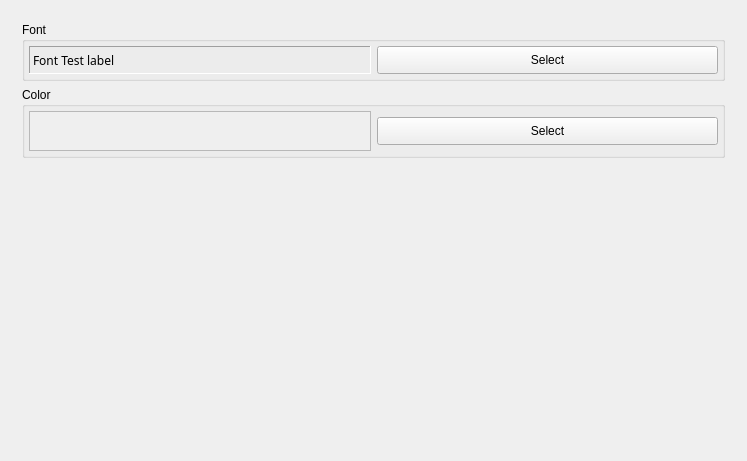
This is source/VIEW/DIALOGS/stageSettings.ui in BALL-Project/ball as Qt 5 draws it before an edit. The edited form follows.
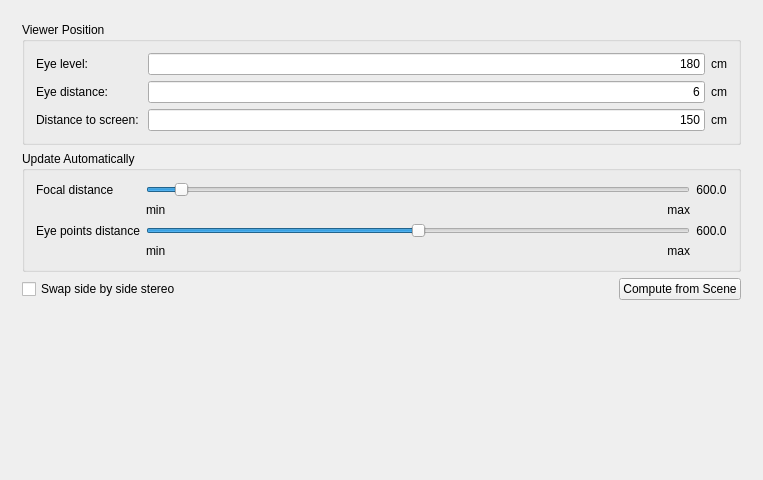
This is the edited form. The open tabs and pages were chosen to show the change. Custom widgets are drawn as their Qt base class.

Commit message: [VIEW] Remove broken and unused font settings from StageSettings

Patch:
```diff
--- a/source/VIEW/DIALOGS/stageSettings.ui
+++ b/source/VIEW/DIALOGS/stageSettings.ui
@@ -6,8 +6,8 @@
    <rect>
     <x>0</x>
     <y>0</y>
-    <width>739</width>
-    <height>458</height>
+    <width>763</width>
+    <height>480</height>
    </rect>
   </property>
   <property name="windowTitle">
@@ -704,173 +704,6 @@
        </item>
       </layout>
      </widget>
-     <widget class="QWidget" name="Fonts">
-      <layout class="QVBoxLayout" name="verticalLayout_10">
-       <item>
-        <widget class="QGroupBox" name="GroupBox_font">
-         <property name="title">
-          <string>Font</string>
-         </property>
-         <layout class="QGridLayout" name="_4">
-          <property name="leftMargin">
-           <number>4</number>
-          </property>
-          <property name="topMargin">
-           <number>4</number>
-          </property>
-          <property name="rightMargin">
-           <number>4</number>
-          </property>
-          <property name="bottomMargin">
-           <number>4</number>
-          </property>
-          <property name="spacing">
-           <number>6</number>
-          </property>
-          <item row="0" column="0">
-           <widget class="QLabel" name="font_label">
-            <property name="sizePolicy">
-             <sizepolicy hsizetype="MinimumExpanding" vsizetype="Preferred">
-              <horstretch>0</horstretch>
-              <verstretch>0</verstretch>
-             </sizepolicy>
-            </property>
-            <property name="maximumSize">
-             <size>
-              <width>400</width>
-              <height>190</height>
-             </size>
-            </property>
-            <property name="font">
-             <font>
-              <family>Sans Serif</family>
-              <pointsize>9</pointsize>
-              <weight>50</weight>
-              <italic>false</italic>
-              <bold>false</bold>
-              <underline>false</underline>
-              <strikeout>false</strikeout>
-             </font>
-            </property>
-            <property name="toolTip">
-             <string>Font Preview</string>
-            </property>
-            <property name="frameShape">
-             <enum>QFrame::Panel</enum>
-            </property>
-            <property name="frameShadow">
-             <enum>QFrame::Sunken</enum>
-            </property>
-            <property name="text">
-             <string>Font Test label</string>
-            </property>
-            <property name="alignment">
-             <set>Qt::AlignVCenter</set>
-            </property>
-           </widget>
-          </item>
-          <item row="0" column="1">
-           <widget class="QPushButton" name="font_button">
-            <property name="sizePolicy">
-             <sizepolicy hsizetype="MinimumExpanding" vsizetype="Fixed">
-              <horstretch>0</horstretch>
-              <verstretch>0</verstretch>
-             </sizepolicy>
-            </property>
-            <property name="minimumSize">
-             <size>
-              <width>0</width>
-              <height>28</height>
-             </size>
-            </property>
-            <property name="toolTip">
-             <string>Select the font</string>
-            </property>
-            <property name="text">
-             <string>Select</string>
-            </property>
-           </widget>
-          </item>
-         </layout>
-        </widget>
-       </item>
-       <item>
-        <widget class="QGroupBox" name="GroupBox_color">
-         <property name="title">
-          <string>Color</string>
-         </property>
-         <layout class="QGridLayout" name="_5">
-          <property name="leftMargin">
-           <number>4</number>
-          </property>
-          <property name="topMargin">
-           <number>4</number>
-          </property>
-          <property name="rightMargin">
-           <number>4</number>
-          </property>
-          <property name="bottomMargin">
-           <number>4</number>
-          </property>
-          <property name="spacing">
-           <number>6</number>
-          </property>
-          <item row="0" column="0">
-           <widget class="QLabel" name="color_sample_">
-            <property name="minimumSize">
-             <size>
-              <width>20</width>
-              <height>40</height>
-             </size>
-            </property>
-            <property name="toolTip">
-             <string>Label Color</string>
-            </property>
-            <property name="autoFillBackground">
-             <bool>true</bool>
-            </property>
-            <property name="frameShape">
-             <enum>QFrame::StyledPanel</enum>
-            </property>
-            <property name="text">
-             <string/>
-            </property>
-           </widget>
-          </item>
-          <item row="0" column="1">
-           <widget class="QPushButton" name="edit_button">
-            <property name="minimumSize">
-             <size>
-              <width>0</width>
-              <height>28</height>
-             </size>
-            </property>
-            <property name="toolTip">
-             <string>Edit label color</string>
-            </property>
-            <property name="text">
-             <string>Select</string>
-            </property>
-           </widget>
-          </item>
-         </layout>
-        </widget>
-       </item>
-       <item>
-        <spacer>
-         <property name="orientation">
-          <enum>Qt::Vertical</enum>
-         </property>
-         <property name="sizeHint" stdset="0">
-          <size>
-           <width>20</width>
-           <height>40</height>
-          </size>
-         </property>
-        </spacer>
-       </item>
-      </layout>
-     </widget>
      <widget class="QWidget" name="VRSettings">
       <layout class="QVBoxLayout" name="verticalLayout_4">
        <item>
```
Left out of the diff: 2 changed lines with no effect on the pictures.
